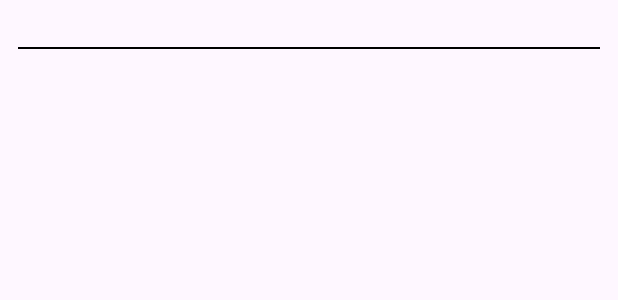
After one commit to kr-001/CSIR_Pehchaan, an Android app: the layout custom_spinner_item.xml on its own in the app's theme, with its tools: preview values and no code run, on a phone screen of 412 x 824 dp. The commit adds this screen. Shown: the top 300 px of the screen. Run offline under Robolectric (Android 15) with nearby library versions, the light colour scheme and no system bars.

Commit message:
Implemented horizontal dividers and padding/margin for lab names in spinner dropdown
This commit addresses two enhancements for the lab name spinner dropdown:

Horizontal Dividers: Added horizontal lines between lab names to improve visual separation.
Padding and Margin: Incorporated padding and margin around lab names to enhance readability and aesthetics.
These changes were implemented using a custom adapter with an enhanced layout. (Alternatively, you could mention using the Android Studio Layout Editor if that's the chosen method.)

Additionally, you can consider including:

Brief mention of the method used (custom adapter or layout editor) if both were discussed.
Specific details about padding/margin values if they are crucial for the functionality.
Issue number(s) being addressed (if applicable).
Here's an example with some of these additions:

Implemented horizontal dividers and padding/margin for lab names in spinner dropdown (Issue #123)

This commit incorporates two visual improvements for the lab name spinner dropdown:

Horizontal Dividers: Added 1dp height dividers with a custom color (@color/divider_color) to separate lab names.
Padding and Margin: Set 8dp padding around the lab name text and a 4dp margin around the entire content for better readability and aesthetics.
These enhancements were implemented using a custom adapter with an enhanced layout.

```diff
--- a/app/src/main/res/layout/activity_register.xml
+++ b/app/src/main/res/layout/activity_register.xml
@@ -76,7 +76,7 @@
                 android:layout_width="wrap_content"
                 android:layout_height="wrap_content"
                 android:layout_marginTop="16dp"
-                android:text="Lab Name"
+                android:text="@string/lab_name"
                 android:textSize="16sp"
                 app:layout_constraintEnd_toEndOf="parent"
                 app:layout_constraintStart_toStartOf="parent"
--- /dev/null
+++ b/app/src/main/res/layout/custom_spinner_item.xml
@@ -0,0 +1,16 @@
+<LinearLayout android:layout_width="match_parent"
+    android:layout_height="wrap_content"
+    android:orientation="vertical"
+    android:padding="8dp"
+    android:layout_margin="4dp"
+    xmlns:android="http://schemas.android.com/apk/res/android">  <TextView
+    android:id="@+id/lab_name_text"
+    android:layout_width="match_parent"
+    android:layout_height="wrap_content"
+    android:textSize="14sp"
+    android:textStyle="normal" />
+
+    <View
+        android:layout_width="match_parent"
+        android:layout_height="1dp"
+        android:background="@color/black" />  </LinearLayout>
--- /dev/null
+++ b/app/src/main/res/layout/spinner_item_lab_name.xml
@@ -0,0 +1,6 @@
+<?xml version="1.0" encoding="utf-8"?>
+<androidx.constraintlayout.widget.ConstraintLayout xmlns:android="http://schemas.android.com/apk/res/android"
+             android:layout_width="match_parent"
+             android:layout_height="match_parent">
+
+</androidx.constraintlayout.widget.ConstraintLayout>
--- a/app/src/main/res/values/strings.xml
+++ b/app/src/main/res/values/strings.xml
@@ -46,6 +46,8 @@
     <string name="kumar_ravi">Kumar Ravi</string>
     <string name="dr_neeraj_bhanot">Dr. Neeraj Bhanot</string>
     <string name="en_hin">Aa/अ</string>
+    <string name="photo">Photo</string>
+    <string name="lab_name">Lab Name</string>
 
 
 </resources>
```
Also changed, not shown: app/src/main/java/com/app/csir_npl/LabNameAdapter.kt (added, +31 -0 lines), app/src/main/java/com/app/csir_npl/RegisterActivity.kt (+2 -7 lines), app/src/main/res/anim/dropdown_animation.xml (added, +11 -0 lines), app/src/main/res/layout/activity_id_card.xml (+27 -19 lines).
